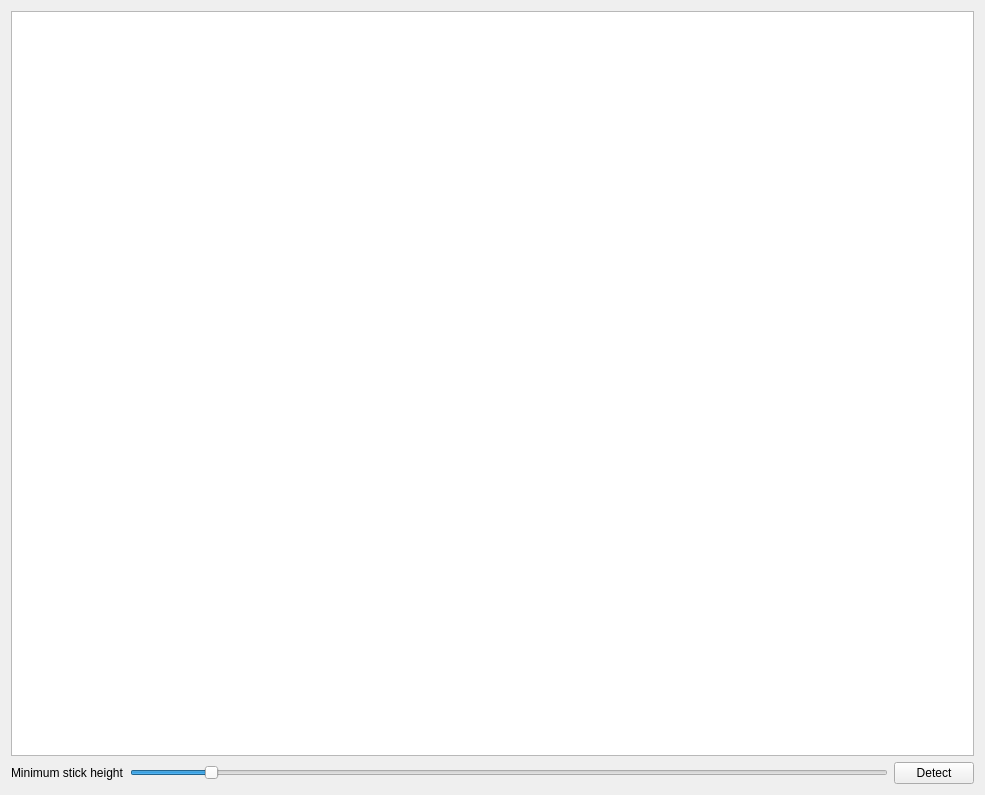
mrazr/antarstick, file camera_processing/ui/camera_view.ui: the form before one commit.
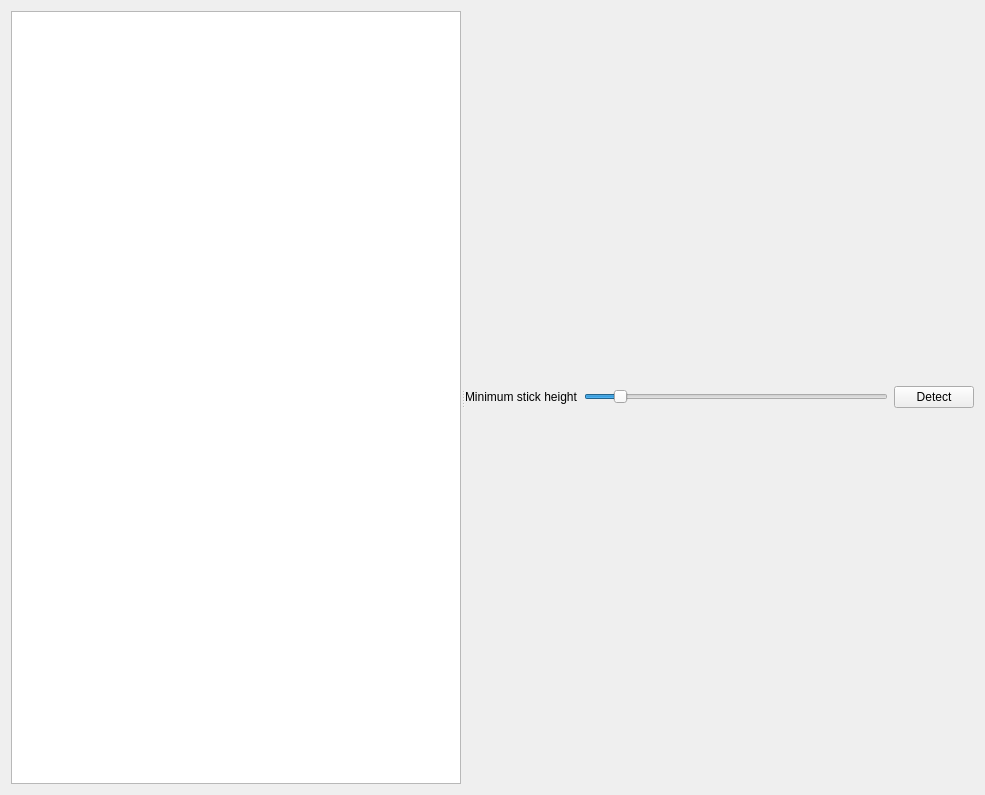
The form after the commit.

Commit message: added image list model, view, zoom in images, gui hints in graphics view

Diff of the .ui file:
```diff
--- a/camera_processing/ui/camera_view.ui
+++ b/camera_processing/ui/camera_view.ui
@@ -13,25 +13,17 @@
   <property name="windowTitle">
    <string>Form</string>
   </property>
-  <layout class="QVBoxLayout" name="verticalLayout_2">
+  <layout class="QHBoxLayout" name="horizontalLayout_3">
    <item>
-    <widget class="QGraphicsView" name="cameraView">
-     <property name="mouseTracking">
-      <bool>false</bool>
+    <widget class="QSplitter" name="splitter">
+     <property name="orientation">
+      <enum>Qt::Horizontal</enum>
      </property>
-     <property name="verticalScrollBarPolicy">
-      <enum>Qt::ScrollBarAlwaysOff</enum>
-     </property>
-     <property name="horizontalScrollBarPolicy">
-      <enum>Qt::ScrollBarAlwaysOff</enum>
-     </property>
-     <property name="renderHints">
-      <set>QPainter::Antialiasing|QPainter::TextAntialiasing</set>
-     </property>
-     <property name="viewportUpdateMode">
-      <enum>QGraphicsView::FullViewportUpdate</enum>
-     </property>
-    </widget>
+     <widget class="QListView" name="image_list"/>
+     <widget class="QWidget" name="layoutWidget">
+      <layout class="QVBoxLayout" name="verticalLayout">
+       <item>
+        <layout class="QVBoxLayout" name="cam_view_placeholder"/>
    </item>
    <item>
     <layout class="QHBoxLayout" name="horizontalLayout">
@@ -69,6 +61,10 @@
       </widget>
      </item>
     </layout>
+       </item>
+      </layout>
+     </widget>
+    </widget>
    </item>
   </layout>
  </widget>
```
Lines whose indentation alone changed are shown as unchanged. The commit also changes 10 other files.
